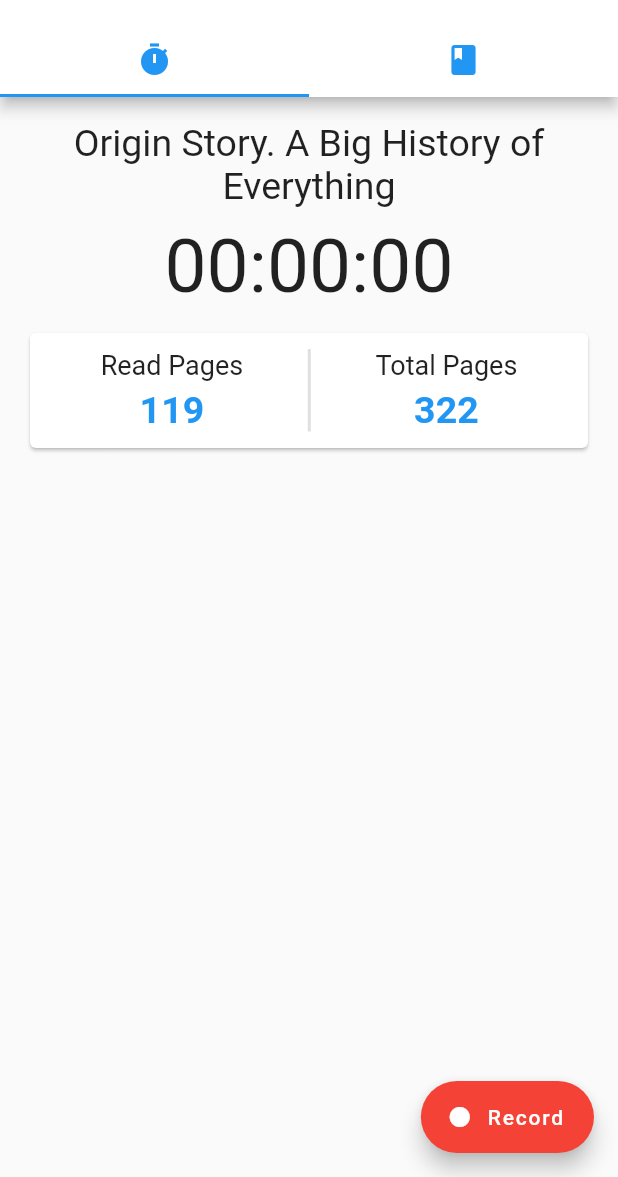
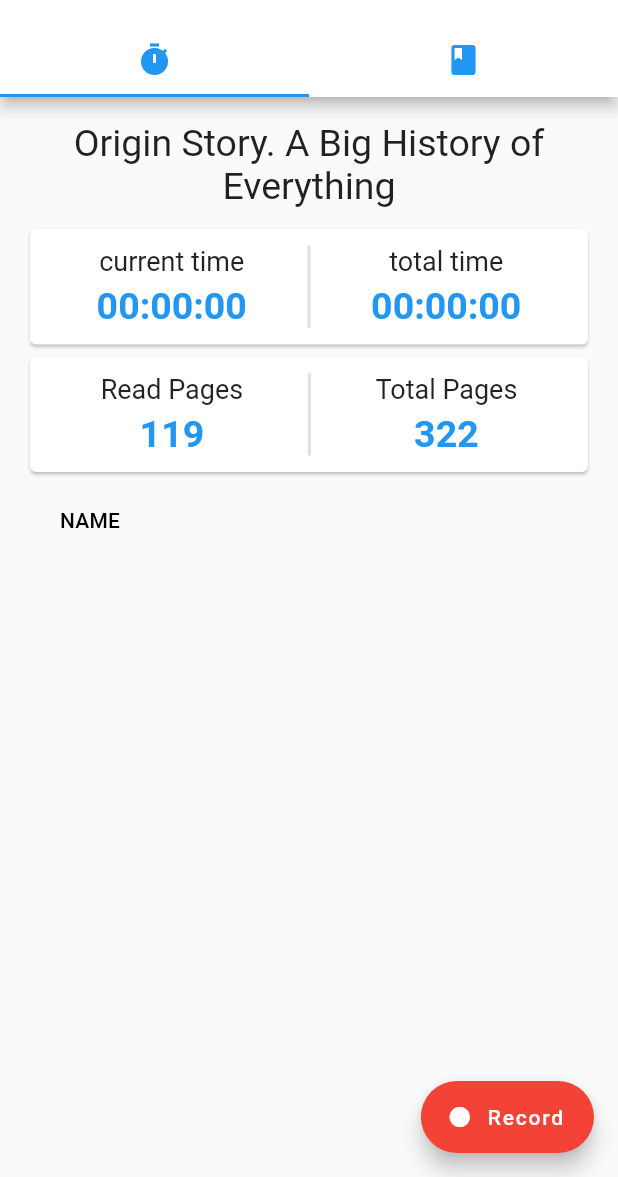
Before and after one commit to eichingertim/BookManagementApp, a Flutter app: the screen it shows after launch, on a phone screen of 412 x 824 dp, the part 59-1236 px from its top. Run offline on Flutter 3.47's test engine with Material 2 defaults, Android fonts, the phone set to English and light mode, and no system bars; our stand-ins replace sqflite; missing offline and left inert: flutter_picker; accounts and stored records are empty; Roboto replaces fonts that are missing (Helvetica).

Commit message:
adjusted time widget

```diff
--- a/book_management_app/lib/time_widget.dart
+++ b/book_management_app/lib/time_widget.dart
@@ -1,10 +1,13 @@
 import 'dart:async';
 
+import 'package:book_management_app/sqlite/db_helper.dart';
 import 'package:flutter/cupertino.dart';
 import 'package:flutter/material.dart';
 import 'package:flutter/services.dart';
 import 'package:flutter/src/widgets/framework.dart';
 import 'package:flutter_picker/flutter_picker.dart';
+
+import 'book_item.dart';
 
 class TimePage extends StatefulWidget {
 
@@ -15,12 +18,34 @@ class TimePage extends StatefulWidget {
 class TimePageState extends State<TimePage> {
 
   String time = "00:00:00";
+  int bookId = 1;
+  String strTimeOverAll = "00:00:00";
+  int intTimeOverAll = 0;
   String bookTitle = "Origin Story. A Big History of Everything";
   int bookTotalPages = 322;
   int bookReadPages = 119;
 
   var swatch = Stopwatch();
   final duration = const Duration(seconds: 1);
+
+  Future<List<BookItem>> books;
+  final formKey = new GlobalKey<FormState>();
+  var dbHelper;
+  bool isUpdating;
+
+  @override
+  void initState() {
+    super.initState();
+    dbHelper = DBHelper();
+    isUpdating = false;
+    refreshList();
+  }
+
+  refreshList() {
+    setState(() {
+      books = dbHelper.getBooks();
+    });
+  }
 
   void startTimer() {
     Timer(duration, keepRunning);
@@ -61,11 +86,140 @@ class TimePageState extends State<TimePage> {
         onConfirm: (Picker picker, List value) {
           setState(() {
             bookReadPages = int.parse(picker.getSelectedValues()[0].toString());
+            dbHelper.update(BookItem(bookId, bookTitle, bookReadPages, bookTotalPages, intTimeOverAll));
           });
           print(value.toString());
           print(picker.getSelectedValues());
         }
     ).showDialog(context);
+  }
+
+  SingleChildScrollView dataTable(List<BookItem> bookItems) {
+    return SingleChildScrollView(
+      scrollDirection: Axis.vertical,
+      child: DataTable(
+        columns: [
+          DataColumn(label: Text('NAME')),
+        ],
+        rows: bookItems.map((bookItem) => DataRow(
+          cells: [
+            DataCell(
+              Text(bookItem.title),
+              onTap: () {
+                setState(() {
+                  bookId = bookItem.id;
+                  bookReadPages = bookItem.currentPage;
+                  bookTotalPages = bookItem.numPages;
+                  bookTitle = bookItem.title;
+                  intTimeOverAll = bookItem.timeRead;
+
+                  int seconds = bookItem.timeRead;
+                  seconds = seconds % (24 * 3600);
+                  int hourFormat = (seconds / 3600).toInt();
+
+                  seconds %= 3600;
+                  int minutesFormat = (seconds / 60).toInt();
+
+                  seconds %= 60;
+                  int secondsFormat = seconds;
+
+                  strTimeOverAll = hourFormat.toString().padRight(2, "0") + ":"
+                                  + minutesFormat.toInt().toString().padLeft(2, "0") + ":"
+                                  + secondsFormat.toInt().toString().padLeft(2, "0");
+                });
+              }
+            ),
+          ]
+        )).toList(),
+      ),
+    );
+  }
+
+  list() {
+    return Expanded(
+      child: FutureBuilder(
+        future: books,
+        builder: (context, snapshot) {
+          if (snapshot.hasData) {
+            return dataTable(snapshot.data);
+          }
+          if (null == snapshot.data || snapshot.data.length == 0) {
+            return Text("No Data Found");
+          }
+
+          return CircularProgressIndicator();
+        },
+      ),
+    );
+  }
+
+  timeCard() {
+    return Card(
+      child: Container(
+                padding: EdgeInsets.all(11.0),
+                child: IntrinsicHeight(
+                  child: Row(
+                    mainAxisAlignment: MainAxisAlignment.spaceEvenly,
+                    children: <Widget>[
+
+                      GestureDetector(
+                        onTap: () {showPickerNumber(context);},
+                        child: Column(
+                          children: <Widget>[
+                            Container(
+                              margin: EdgeInsets.only(bottom: 5.0),
+                              child: Text(
+                                "current time",
+                                style: TextStyle(
+                                  fontSize: 18.0,
+                                  fontFamily: "Helvetica",
+                                ),
+                              ),
+                            ),
+
+                            Text(
+                              time,
+                              style: TextStyle(
+                                fontSize: 25.0,
+                                fontWeight: FontWeight.bold,
+                                color: Colors.blue
+                              ),
+                            ),
+                          ],
+                        ),
+                      ),
+
+                      VerticalDivider(
+                        thickness: 2.0,
+                      ),
+
+                      Column(
+                        children: <Widget>[
+                          Container(
+                            margin: EdgeInsets.only(bottom: 5.0),
+                            child: Text(
+                              "total time",
+                              style: TextStyle(
+                                fontSize: 18.0,
+                                fontFamily: "Helvetica",
+                              ),
+                            ),
+                          ),
+                          Text(
+                            strTimeOverAll,
+                            style: TextStyle(
+                              fontSize: 25.0,
+                              fontWeight: FontWeight.bold,
+                              color: Colors.blue
+                            ),
+                          ),
+                        ],
+                      ),
+                    ],
+                  ),
+                )
+              )
+            );
   }
 
   @override
@@ -89,18 +243,7 @@ class TimePageState extends State<TimePage> {
               ),
             ),
 
-            Container(
-              margin: EdgeInsets.only(bottom: 10.0),
-              child: Center(
-                child: Text(
-                  time,
-                  textAlign: TextAlign.center,
-                  style: TextStyle(
-                    fontSize: 50.0,
-                  ),
-                ),
-              ),
-            ),
+            timeCard(),
 
             Card(
               child: Container(
@@ -167,7 +310,9 @@ class TimePageState extends State<TimePage> {
                   ),
                 )
               )
-            )
+            ),
+
+            list(),
 
           ],
         ),
```
